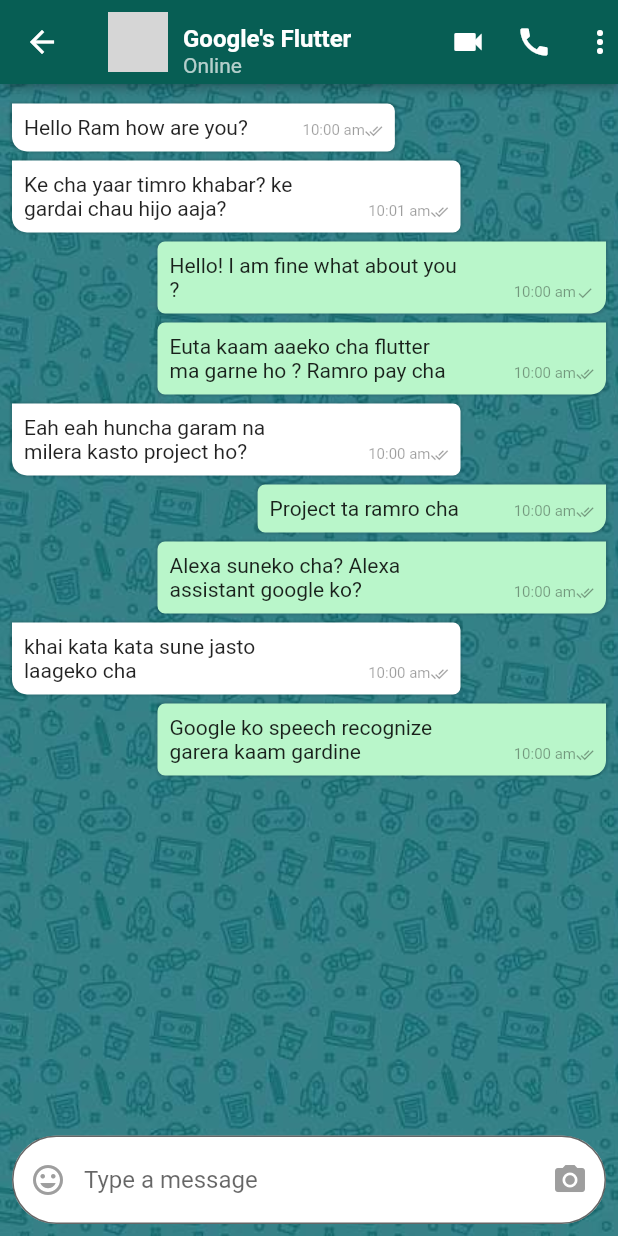
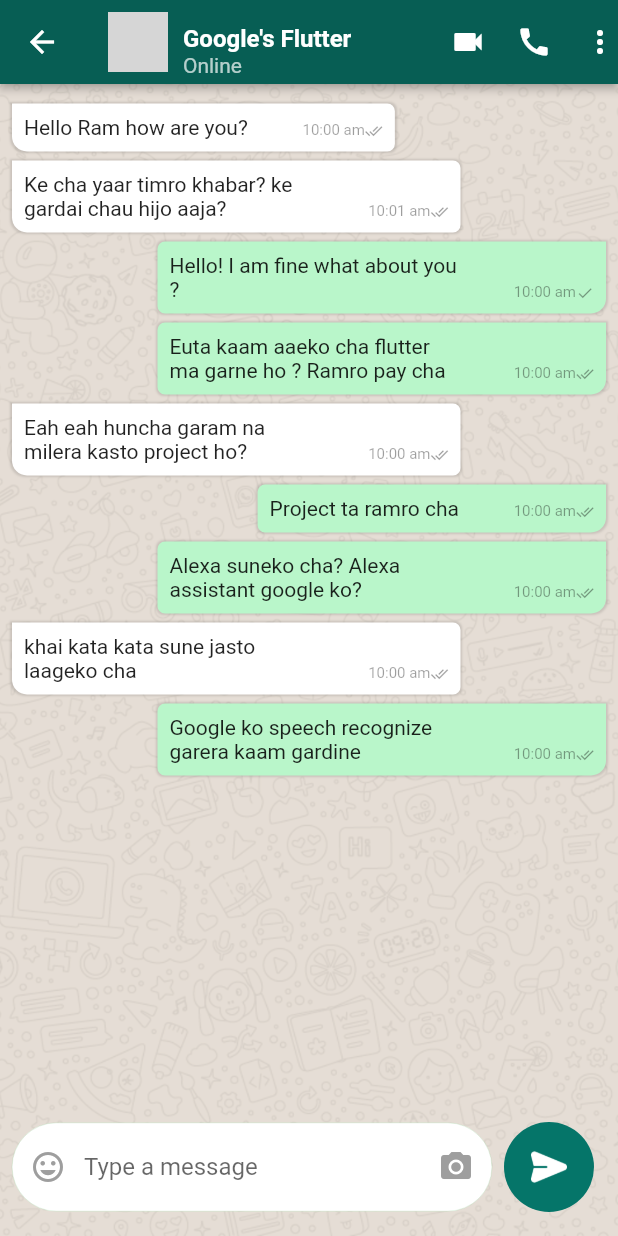
Before and after one commit to ronem123/WhatsAppClone, a Flutter app: the ChatScreenDetail screen opened directly with sample values from the repository, on a phone screen of 412 x 824 dp. Run offline on Flutter 3.47's test engine with Material 2 defaults, Android fonts, the phone set to English and light mode, and no system bars; our stand-ins replace camera, toast; network calls fail; grey boxes are pictures that could not be loaded.

Commit message:
Add message send icon in chat detail

```diff
--- a/lib/pages/chat_screen_detail.dart
+++ b/lib/pages/chat_screen_detail.dart
@@ -1,5 +1,5 @@
 import 'package:flutter/material.dart';
-
+import 'package:toast/toast.dart';
 import '../models/chat_model.dart';
 import '../models/message_model.dart';
 
@@ -14,11 +14,14 @@ class ChatScreenDetail extends StatefulWidget {
 
 class _ChatScreenDetailState extends State<ChatScreenDetail> {
   ChatModel chatModel;
+  BuildContext context;
+  TextEditingController textEditController = new TextEditingController();
 
   _ChatScreenDetailState(this.chatModel);
 
   @override
   Widget build(BuildContext context) {
+    this.context = context;
     return Scaffold(
       appBar: AppBar(
         title: new Row(
@@ -69,7 +72,7 @@ class _ChatScreenDetailState extends State<ChatScreenDetail> {
       child: Container(
         decoration: new BoxDecoration(
             image: DecorationImage(
-                image: AssetImage("assets/images/bg.jpg"), fit: BoxFit.cover)),
+                image: AssetImage("assets/images/bg.png"), fit: BoxFit.cover)),
         child: Stack(
           children: <Widget>[
             Align(alignment: Alignment.center, child: getChatList()),
@@ -79,8 +82,6 @@ class _ChatScreenDetailState extends State<ChatScreenDetail> {
       ),
     );
   }
-
-
 
   Widget getChatList() {
     return Container(
@@ -98,22 +99,61 @@ class _ChatScreenDetailState extends State<ChatScreenDetail> {
     return Container(
       child: Padding(
           padding: const EdgeInsets.all(8.0),
+          child: Row(
+            children: <Widget>[
+              Flexible(
                   child: new TextField(
+                    controller: textEditController,
                       decoration: new InputDecoration(
-                prefixIcon: new Icon(Icons.insert_emoticon, color: Colors.grey),
+                          prefixIcon: new Icon(Icons.insert_emoticon,
+                              color: Colors.grey),
                           hintText: "Type a message",
                           suffixIcon: new Icon(
                             Icons.camera_alt,
                             color: Colors.grey,
                           ),
+                          enabledBorder: OutlineInputBorder(
+                            borderRadius:
+                                BorderRadius.all(Radius.circular(30.0)),
+                            borderSide:
+                                BorderSide(width: 0.1, color: Colors.green),
+                          ),
                           border: OutlineInputBorder(
-                  borderRadius:
-                      const BorderRadius.all(const Radius.circular(30.0)),
+                            borderRadius: const BorderRadius.all(
+                                const Radius.circular(30.0)),
+                            borderSide: BorderSide(
+                                width: 0.1, color: Color(0xff057569)),
                           ),
                           fillColor: Colors.white,
-                filled: true)),
+                          filled: true))),
+              Padding(
+                padding: const EdgeInsets.all(8.0),
+                child: GestureDetector(
+                  onTap: () {
+                    showMessage(textEditController.text);
+                  },
+                  child: Container(
+                    height: 60,
+                    width: 60,
+                    decoration: BoxDecoration(
+                        color: Color(0xff057569), shape: BoxShape.circle),
+                    padding: EdgeInsets.all(18),
+                    child: Image.asset(
+                      "assets/images/send.png",
+                      color: Colors.white,
                     ),
+                  ),
+                ),
+              )
+            ],
+          )),
     );
+  }
+
+  void showMessage(String msg) {
+//    Navigator.pushNamed(context, '/calling');
+    Toast.show(msg, context,
+        duration: Toast.LENGTH_SHORT, gravity: Toast.BOTTOM);
   }
 }
 
--- a/pubspec.yaml
+++ b/pubspec.yaml
@@ -44,7 +44,8 @@ flutter:
     - assets/images/msg.png
     - assets/images/speaker.png
     - assets/images/video.png
-    - assets/images/bg.jpg
+    - assets/images/bg.png
+    - assets/images/send.png
 
   # The following line ensures that the Material Icons font is
   # included with your application, so that you can use the icons in
```
Also changed, not shown: assets/images/bg.png (added), assets/images/send.png (added). Lines whose indentation alone changed are shown as unchanged.
